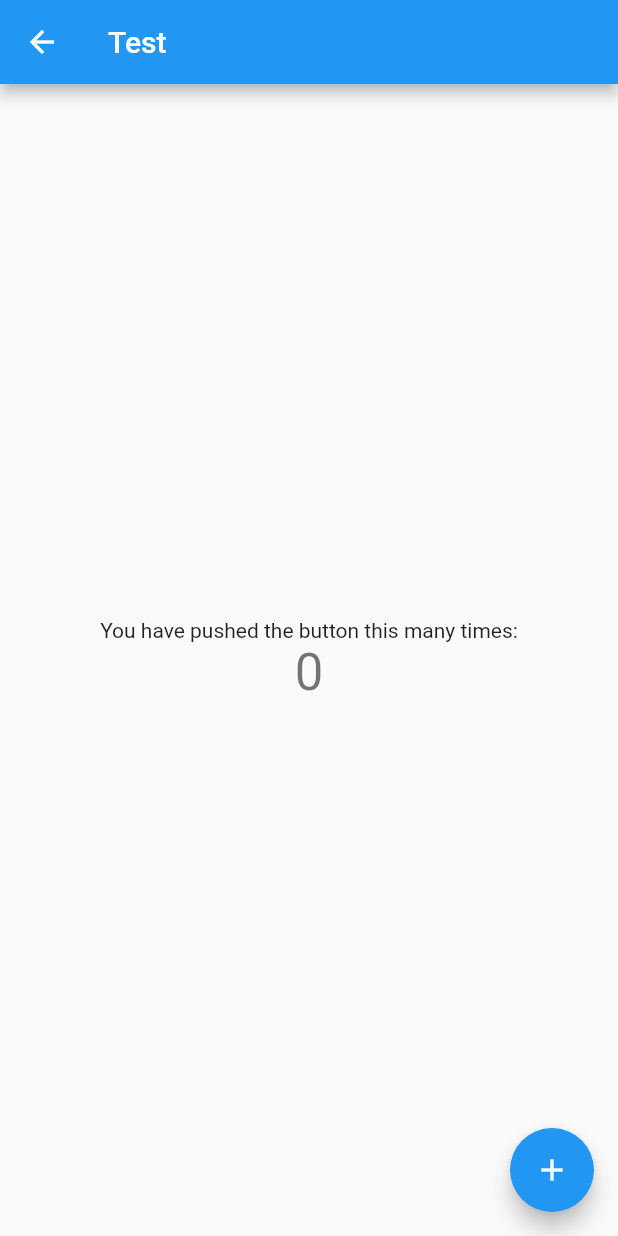
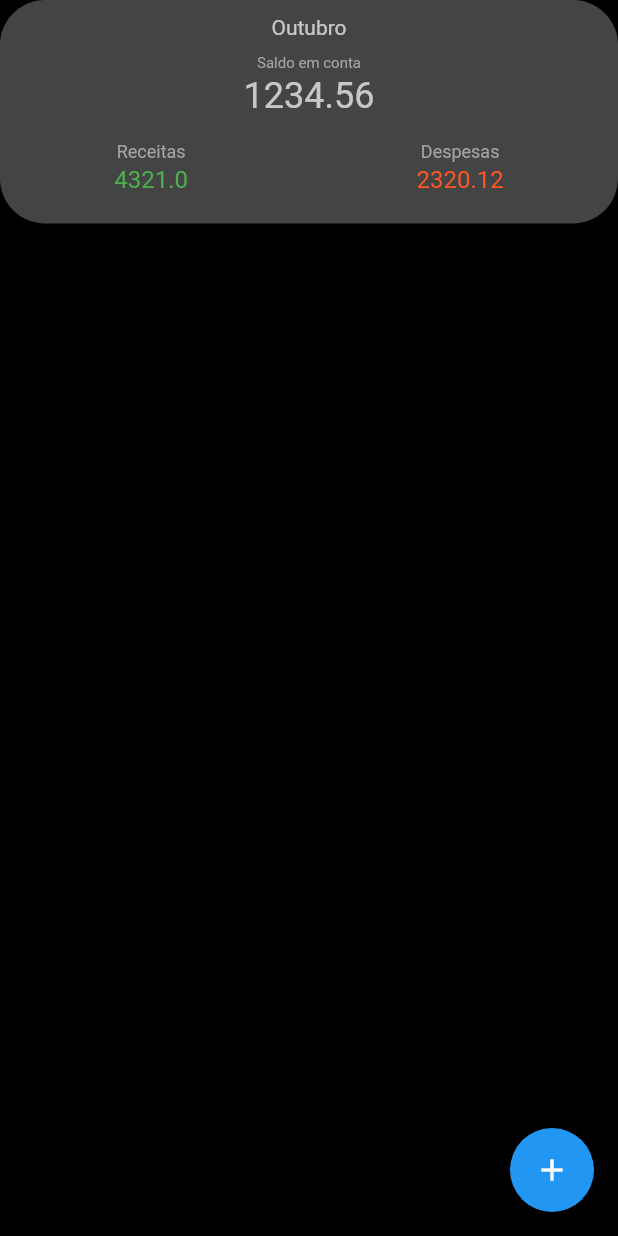
Before and after one commit to VictorAlvesBug/app-controle-financeiro, a Flutter app: the HomeScreen screen opened by its route, on a phone screen of 412 x 824 dp. Run offline on Flutter 3.47's test engine with Material 2 defaults, Android fonts, the phone set to English and light mode, and no system bars; our stand-ins replace google_fonts.

Commit message:
Iniciado desenvolvimento da Home, com as informações de mês, saldo e despesas e receitas do mês

```diff
--- a/lib/components/app_logo.dart
+++ b/lib/components/app_logo.dart
@@ -19,7 +19,7 @@ class AppLogo extends StatelessWidget {
     return Column(
       mainAxisAlignment: MainAxisAlignment.center,
       children: [
-        Container(
+        SizedBox(
           width: logoWidth,
           child: Image.asset(
             'assets/images/logo.png',
--- /dev/null
+++ b/lib/components/resumo_box.dart
@@ -0,0 +1,106 @@
+import 'package:flutter/material.dart';
+
+class ResumoBox extends StatelessWidget {
+
+  const ResumoBox({
+    Key? key,
+    required this.mes,
+    required this.saldoEmConta,
+    required this.totalReceitasMes,
+    required this.totalDespesasMes,
+  }) : super(key: key);
+
+  final String mes;
+  final double saldoEmConta;
+  final double totalReceitasMes;
+  final double totalDespesasMes;
+
+  @override
+  Widget build(BuildContext context) {
+    String saldoEmContaFormatado = saldoEmConta.toString();
+    String totalReceitasMesFormatado = totalReceitasMes.toString();
+    String totalDespesasMesFormatado = totalDespesasMes.toString();
+
+    return Container(
+      width: double.infinity,
+      decoration: BoxDecoration(
+        color: const Color(0xFF444444),
+        borderRadius: BorderRadius.circular(30),
+      ),
+      child: Column(
+        crossAxisAlignment: CrossAxisAlignment.center,
+        children: [
+          const SizedBox(height: 10),
+          Text(
+            mes,
+            style: TextStyle(
+              color: Colors.white70,
+              fontSize: 14,
+            ),
+          ),
+          const SizedBox(height: 10),
+          const Text(
+            'Saldo em conta',
+            style: TextStyle(
+              color: Color(0xFFA3A3A3),
+              fontSize: 10,
+            ),
+          ),
+          const SizedBox(height: 2),
+          Text(
+            saldoEmContaFormatado,
+            style: TextStyle(
+              color: Colors.white70,
+              fontSize: 24,
+            ),
+          ),
+          const SizedBox(height: 16),
+          Row(
+            mainAxisAlignment: MainAxisAlignment.spaceAround,
+            children: [
+              Column(
+                children: [
+                  Text(
+                    'Receitas',
+                    style: TextStyle(
+                      color: Color(0xFFA3A3A3),
+                      fontSize: 12,
+                    ),
+                  ),
+                  SizedBox(height: 2),
+                  Text(
+                    totalReceitasMesFormatado,
+                    style: TextStyle(
+                      color: Colors.green,
+                      fontSize: 16,
+                    ),
+                  ),
+                ],
+              ),
+              Column(
+                children: [
+                  Text(
+                    'Despesas',
+                    style: TextStyle(
+                      color: Color(0xFFA3A3A3),
+                      fontSize: 12,
+                    ),
+                  ),
+                  SizedBox(height: 2),
+                  Text(
+                    totalDespesasMesFormatado,
+                    style: TextStyle(
+                      color: Colors.deepOrange,
+                      fontSize: 16,
+                    ),
+                  ),
+                ],
+              ),
+            ],
+          ),
+          const SizedBox(height: 20),
+        ],
+      ),
+    );
+  }
+}
--- a/lib/main.dart
+++ b/lib/main.dart
@@ -22,9 +22,9 @@ class MyApp extends StatelessWidget {
       initialRoute: SplashScreen.id,
       routes: {
         SplashScreen.id: (context) => const SplashScreen(),
-        HomeScreen.id: (context) => HomeScreen(title: 'Test'),
-        LoginScreen.id: (context) => LoginScreen(),
-        RegisterScreen.id: (context) => RegisterScreen(),
+        HomeScreen.id: (context) => const HomeScreen(title: 'Test'),
+        LoginScreen.id: (context) => const LoginScreen(),
+        RegisterScreen.id: (context) => const RegisterScreen(),
       }
     );
   }
--- a/lib/screens/home_screen.dart
+++ b/lib/screens/home_screen.dart
@@ -1,3 +1,4 @@
+import 'package:controle_financeiro/components/resumo_box.dart';
 import 'package:flutter/material.dart';
 
 class HomeScreen extends StatefulWidget {
@@ -12,20 +13,23 @@ class HomeScreen extends StatefulWidget {
 }
 
 class _HomeScreenState extends State<HomeScreen> {
-  int _counter = 0;
-
-  void _incrementCounter() {
-    _counter++;
-    setState(() {});
-  }
-
   @override
   Widget build(BuildContext context) {
     return Scaffold(
-      appBar: AppBar(
-        title: Text(widget.title),
+      backgroundColor: Colors.black,
+      body: SafeArea(
+        child: Column(
+          children: [
+            ResumoBox(
+              mes: 'Outubro',
+              saldoEmConta: 1234.56,
+              totalDespesasMes: 2320.12,
+              totalReceitasMes: 4321,
+            ),
+          ],
+        ),
       ),
-      body: Center(
+      /*body: Center(
         child: Column(
           mainAxisAlignment: MainAxisAlignment.center,
           children: <Widget>[
@@ -38,9 +42,9 @@ class _HomeScreenState extends State<HomeScreen> {
             ),
           ],
         ),
-      ),
+      ),*/
       floatingActionButton: FloatingActionButton(
-        onPressed: _incrementCounter,
+        onPressed: () {},
         tooltip: 'Increment',
         child: const Icon(Icons.add),
       ),
--- a/lib/screens/splash_screen.dart
+++ b/lib/screens/splash_screen.dart
@@ -1,7 +1,5 @@
 import 'package:controle_financeiro/components/app_logo.dart';
-import 'package:controle_financeiro/screens/home_screen.dart';
 import 'package:flutter/material.dart';
-import 'package:google_fonts/google_fonts.dart';
 
 import 'login_screen.dart';
 
@@ -15,11 +13,11 @@ class SplashScreen extends StatelessWidget {
   @override
   Widget build(BuildContext context) {
 
-    Future.delayed(Duration(seconds: 3), () {
+    Future.delayed(const Duration(seconds: 1), () {
       Navigator.pushReplacementNamed(context, LoginScreen.id);
     });
 
-    return Scaffold(
+    return const Scaffold(
       backgroundColor: Colors.deepPurple,
       body: SafeArea(
         child: Center(
--- a/lib/utils/utils.dart
+++ b/lib/utils/utils.dart
@@ -1,8 +1,7 @@
-import 'package:flutter/cupertino.dart';
 import 'package:flutter/material.dart';
 
 class Utils{
-  static void Message(BuildContext context, String text){
+  static void message(BuildContext context, String text){
     var snackBar = SnackBar(content: Text(text));
     ScaffoldMessenger.of(context).showSnackBar(snackBar);
   }
```
Also changed, not shown: lib/screens/login_screen.dart (+12 -20 lines), lib/screens/register_screen.dart (+8 -16 lines).
